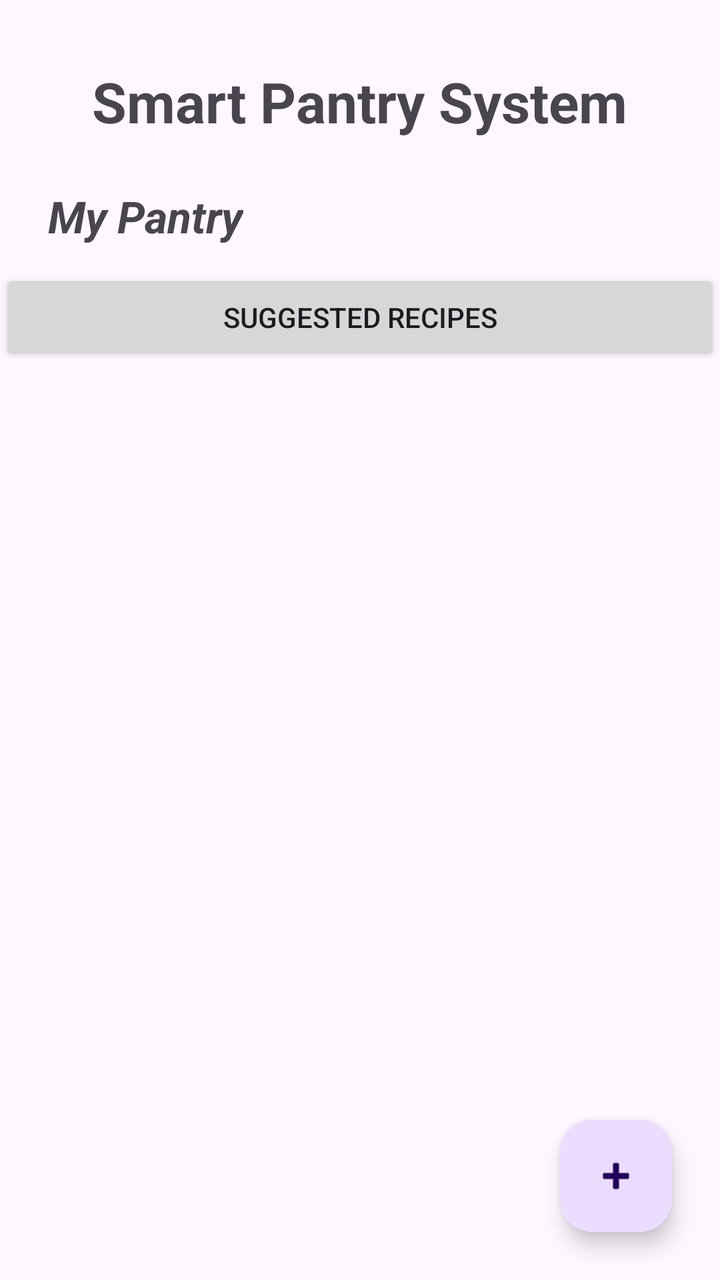
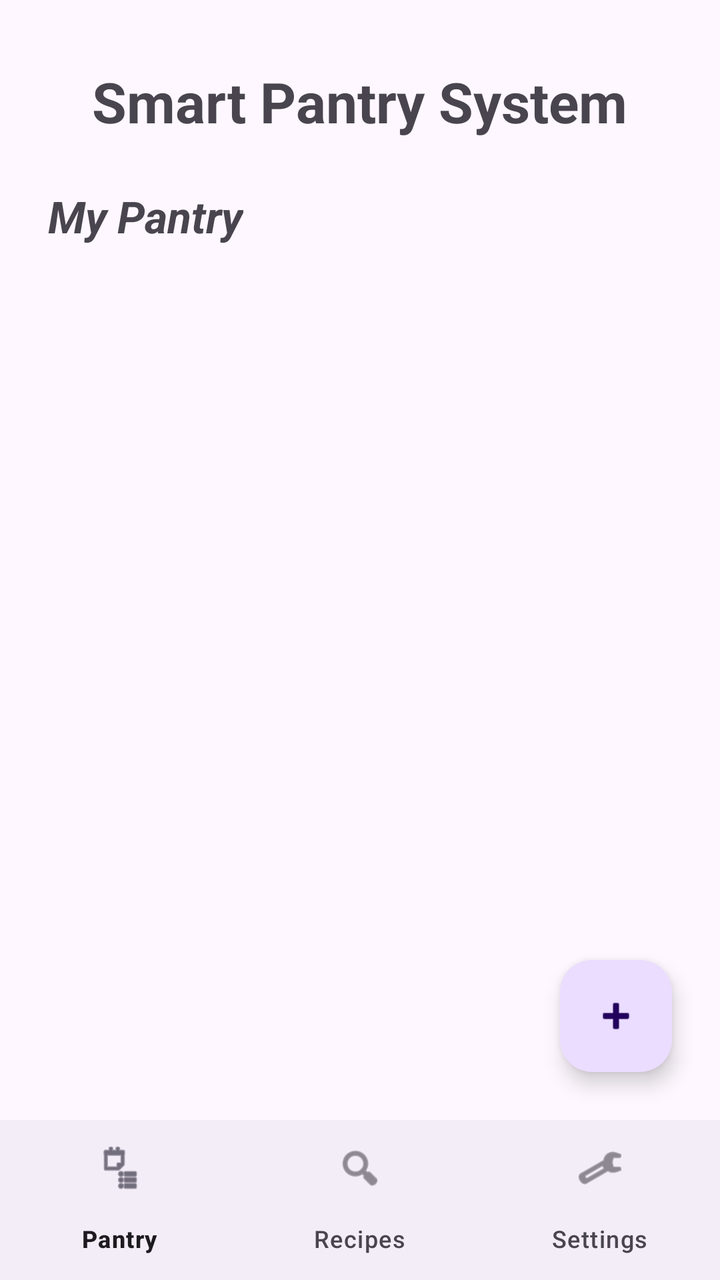

An Android layout rendered at two revisions. The XML below is the earlier revision; the diff shows what the commit changed to produce the second picture.
<!-- AndroidManifest.xml: application theme Theme.SmartPantryManager -->
<!-- res/layout/activity_main.xml -->
<?xml version="1.0" encoding="utf-8"?>
<androidx.constraintlayout.widget.ConstraintLayout xmlns:android="http://schemas.android.com/apk/res/android"
    xmlns:app="http://schemas.android.com/apk/res-auto"
    xmlns:tools="http://schemas.android.com/tools"
    android:id="@+id/main"
    android:layout_width="match_parent"
    android:layout_height="match_parent"
    tools:context=".MainActivity">

    <TextView
        android:id="@+id/tvTitle"
        android:layout_width="wrap_content"
        android:layout_height="wrap_content"
        android:text="Smart Pantry System"
        android:textSize="28sp"
        android:textStyle="bold"
        app:layout_constraintTop_toTopOf="parent"
        app:layout_constraintStart_toStartOf="parent"
        app:layout_constraintEnd_toEndOf="parent"
        android:layout_marginTop="32dp" />

    <TextView
        android:id="@+id/tvPantryTitle"
        android:layout_width="wrap_content"
        android:layout_height="wrap_content"
        android:text="My Pantry"
        android:textSize="22sp"
        android:textStyle="bold | italic"
        app:layout_constraintTop_toBottomOf="@id/tvTitle"
        app:layout_constraintStart_toStartOf="parent"
        android:layout_marginStart="24dp"
        android:layout_marginTop="24dp" />

    <Button
        android:id="@+id/btnSuggestedRecipes"
        android:layout_width="match_parent"
        android:layout_height="wrap_content"
        android:layout_marginTop="12dp"
        android:text="Suggested Recipes"
        app:layout_constraintTop_toBottomOf="@id/tvPantryTitle"/>

    <androidx.recyclerview.widget.RecyclerView
        android:id="@+id/recyclerPantry"
        android:layout_width="0dp"
        android:layout_height="0dp"
        app:layout_constraintTop_toBottomOf="@+id/btnSuggestedRecipes"
        app:layout_constraintBottom_toBottomOf="parent"
        app:layout_constraintStart_toStartOf="parent"
        app:layout_constraintEnd_toEndOf="parent"
        android:layout_marginTop="16dp"
        android:layout_marginStart="16dp"
        android:layout_marginEnd="16dp" />

    <com.google.android.material.floatingactionbutton.FloatingActionButton
        android:id="@+id/btnAddIngredient"
        android:layout_width="wrap_content"
        android:layout_height="wrap_content"
        android:contentDescription="Add Ingredient"
        android:src="@android:drawable/ic_input_add"
        app:layout_constraintBottom_toBottomOf="parent"
        app:layout_constraintEnd_toEndOf="parent"
        android:layout_marginEnd="24dp"
        android:layout_marginBottom="24dp" />

</androidx.constraintlayout.widget.ConstraintLayout>
<!-- resources referenced by this layout -->
<resources>
  <style name="Theme.SmartPantryManager" parent="Base.Theme.SmartPantryManager" />
  <style name="Base.Theme.SmartPantryManager" parent="Theme.Material3.DayNight.NoActionBar">
          
          
      </style>
</resources>

<!-- the commit's change to res/layout/activity_main.xml (unified diff, before → after) -->
@@ -31,19 +31,13 @@
         android:layout_marginStart="24dp"
         android:layout_marginTop="24dp" />
 
-    <Button
-        android:id="@+id/btnSuggestedRecipes"
-        android:layout_width="match_parent"
-        android:layout_height="wrap_content"
-        android:layout_marginTop="12dp"
-        android:text="Suggested Recipes"
-        app:layout_constraintTop_toBottomOf="@id/tvPantryTitle"/>
+
 
     <androidx.recyclerview.widget.RecyclerView
         android:id="@+id/recyclerPantry"
         android:layout_width="0dp"
         android:layout_height="0dp"
-        app:layout_constraintTop_toBottomOf="@+id/btnSuggestedRecipes"
+        app:layout_constraintTop_toBottomOf="@+id/tvPantryTitle"
         app:layout_constraintBottom_toBottomOf="parent"
         app:layout_constraintStart_toStartOf="parent"
         app:layout_constraintEnd_toEndOf="parent"
@@ -57,9 +51,16 @@
         android:layout_height="wrap_content"
         android:contentDescription="Add Ingredient"
         android:src="@android:drawable/ic_input_add"
-        app:layout_constraintBottom_toBottomOf="parent"
+        app:layout_constraintBottom_toTopOf="@id/bottomNavigation"
         app:layout_constraintEnd_toEndOf="parent"
         android:layout_marginEnd="24dp"
         android:layout_marginBottom="24dp" />
 
+    <com.google.android.material.bottomnavigation.BottomNavigationView
+        android:id="@+id/bottomNavigation"
+        android:layout_width="match_parent"
+        android:layout_height="wrap_content"
+        app:layout_constraintBottom_toBottomOf="parent"
+        app:menu="@menu/bottom_navigation_bar" />
+
 </androidx.constraintlayout.widget.ConstraintLayout>
